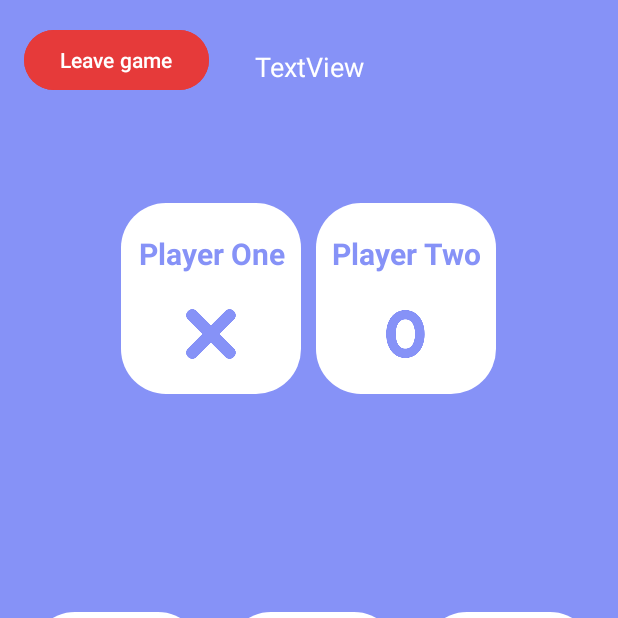
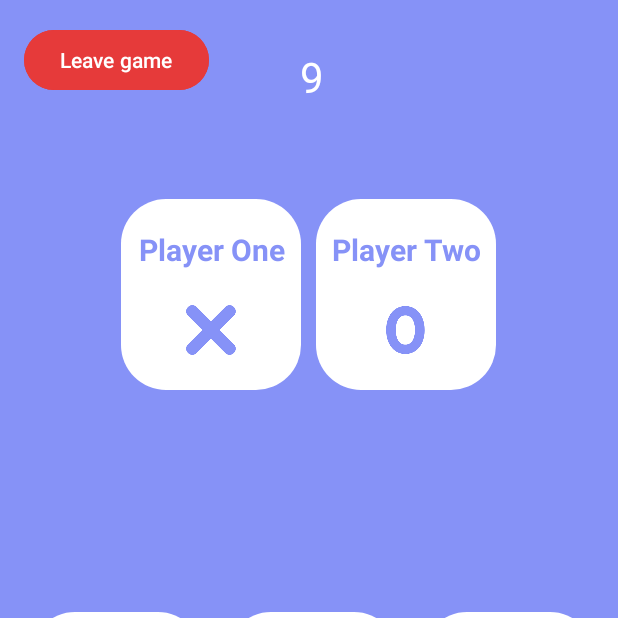
Before and after one commit to adrimr02/TableroTotal, an Android app: the TicTacToeActivity screen opened directly, with no data from a screen before it, on a phone screen of 412 x 824 dp, the top half of it. Run offline under Robolectric (Android 15) with nearby library versions, the light colour scheme and no system bars; 8 statements that could not run were skipped.

Commit message:
Terminado Tres en raya

```diff
--- a/app/src/main/java/com/japco/tablerototal/Constants.java
+++ b/app/src/main/java/com/japco/tablerototal/Constants.java
@@ -3,8 +3,8 @@ package com.japco.tablerototal;
 public class Constants {
     public static final String[] GAMES = new String[] { "rock_paper_scissors", "tic_tac_toe", "even_odd" };
     public static final String USERNAME_EXTRA = "username";
-//    public static final String SERVER_URL = BuildConfig.SERVER_URL;
-    public static final String SERVER_URL = "https://wws0z5kh-3000.uks1.devtunnels.ms/L";
+    public static final String SERVER_URL = BuildConfig.SERVER_URL;
+//    public static final String SERVER_URL = "https://wws0z5kh-3000.uks1.devtunnels.ms/L";
     public static final String STATUS_OK = "ok";
     public static final String STATUS_ERROR = "error";
     public static final String NOT_ENOUGHT_PLAYERS = "not_enough_players";
@@ -25,6 +25,7 @@ public class Constants {
         public static final String MARK_AS_READY = "mark_as_ready";
         public static final String MOVE = "move";
 
+        public static final String CLIENT_READY = "client_ready";
     }
 
     public static final class ServerEvents {
--- a/app/src/main/java/com/japco/tablerototal/JoinGameActivity.java
+++ b/app/src/main/java/com/japco/tablerototal/JoinGameActivity.java
@@ -102,8 +102,6 @@ public class JoinGameActivity extends AppCompatActivity {
                 runOnUiThread(() -> Dialogs.showInfoDialog(JoinGameActivity.this,
                         R.string.join_error_message, (DialogInterface dialog, int id) -> {
                     dialog.dismiss();
-                    Intent intent = new Intent(JoinGameActivity.this, MainActivity.class);
-                    startActivity(intent);
                 }));
             } else {
                 enterGameView(game, roomCode);
--- a/app/src/main/java/com/japco/tablerototal/TicTacToeActivity.java
+++ b/app/src/main/java/com/japco/tablerototal/TicTacToeActivity.java
@@ -1,11 +1,13 @@
 package com.japco.tablerototal;
 
+import android.app.usage.ConfigurationStats;
 import android.content.ComponentName;
 import android.content.Context;
 import android.content.Intent;
 import android.content.ServiceConnection;
 import android.os.Bundle;
 import android.os.IBinder;
+import android.widget.Button;
 import android.widget.ImageView;
 import android.widget.TextView;
 
@@ -25,10 +27,9 @@ import java.util.Optional;
 public class TicTacToeActivity extends AppCompatActivity {
 
     SocketService socketService;
-
-    TextView playerOneName;
-    TextView playerTwoName;
+    TextView[] playerNames = new TextView[2];
     TextView counter;
+    Button leaveBtn;
 
     Player[] players = new Player[2];
     ImageView[] boardImgs = new ImageView[9];
@@ -62,12 +63,19 @@ public class TicTacToeActivity extends AppCompatActivity {
         setContentView(R.layout.activity_tresenraya);
 
         findElements();
+
+        leaveBtn.setOnClickListener(v -> {
+            Intent intent = new Intent(this, MainActivity.class);
+            startActivity(intent);
+            finish();
+        });
     }
 
     private void findElements() {
-        playerOneName = findViewById(R.id.playerOneName);
-        playerTwoName = findViewById(R.id.playerTwoName);
+        playerNames[0]  = findViewById(R.id.playerOneName);
+        playerNames[1] = findViewById(R.id.playerTwoName);
         counter = findViewById(R.id.timeCounter);
+        leaveBtn = findViewById(R.id.buttonLeave);
 
         boardImgs[0] = findViewById(R.id.image1);
         boardImgs[1] = findViewById(R.id.image2);
@@ -84,9 +92,9 @@ public class TicTacToeActivity extends AppCompatActivity {
         for (int i = 0; i < board.length; i++) {
             if (!hasTurn) {
                 boardImgs[i].setOnClickListener(null);
-                boardImgs[i].setForeground(AppCompatResources.getDrawable(this, R.drawable.deactivated_button));
+                boardImgs[i].setBackground(AppCompatResources.getDrawable(this, R.drawable.gray_box));
             } else {
-                boardImgs[i].setForeground(null);
+                boardImgs[i].setBackground(AppCompatResources.getDrawable(this, R.drawable.white_box));
                 if (board[i] == 0) {
                     int finalI = i;
                     JSONObject param = new JSONObject();
@@ -106,13 +114,13 @@ public class TicTacToeActivity extends AppCompatActivity {
             boardImgs[i].setOnClickListener(null);
             switch (board[i]) {
                 case 1:
-                    boardImgs[i].setBackground(AppCompatResources.getDrawable(this, R.drawable.xtrs));
+                    boardImgs[i].setForeground(AppCompatResources.getDrawable(this, R.drawable.xtrs));
                     break;
                 case 2:
-                    boardImgs[i].setBackground(AppCompatResources.getDrawable(this, R.drawable.circulo));
+                    boardImgs[i].setForeground(AppCompatResources.getDrawable(this, R.drawable.circulo));
                     break;
                 default:
-                    boardImgs[i].setBackground(AppCompatResources.getDrawable(this, R.drawable.white_box));
+                    boardImgs[i].setForeground(null);
                     break;
             }
         }
@@ -133,13 +141,17 @@ public class TicTacToeActivity extends AppCompatActivity {
         socketService.getSocket().off(Constants.ServerEvents.SHOW_INITIAL_INFO);
         socketService.getSocket().off(Constants.ServerEvents.NEXT_TURN);
         socketService.getSocket().off(Constants.ServerEvents.FINISH_GAME);
+
+        // Se elimina el show_time de la sala de espera
+        socketService.getSocket().off(Constants.ServerEvents.SHOW_TIME);
+
         socketService.getSocket().off(Constants.ServerEvents.SHOW_TIME);
         socketService.getSocket().off(Constants.ServerEvents.SHOW_TURN_RESULTS);
         unbindService(connection);
     }
 
     private void addSocketListeners() {
-        System.out.println("Initializing listeners");
+        System.out.println("Initializing TTT game listeners");
         socketService.getSocket().on(Constants.ServerEvents.SHOW_INITIAL_INFO, args -> {
             System.out.println(args[0]);
             try {
@@ -154,8 +166,8 @@ public class TicTacToeActivity extends AppCompatActivity {
                 }
                 runOnUiThread(() -> {
                     if (playersArray.length() >= 2) {
-                        playerOneName.setText(players[0].username);
-                        playerTwoName.setText(players[1].username);
+                        playerNames[0].setText(players[0].username);
+                        playerNames[1].setText(players[1].username);
                     }
                     paintBoard();
                 });
@@ -169,6 +181,13 @@ public class TicTacToeActivity extends AppCompatActivity {
             try {
                 String nextPlayer = ((JSONObject) args[0]).getJSONArray(Constants.Keys.PLAYERS).getJSONObject(0).getString(Constants.Keys.ID);
                 System.out.println("Siguiente turno: " + nextPlayer);
+                for (Player p : players) {
+                    if (p.getId().equals(nextPlayer)) {
+                        runOnUiThread(() -> {
+
+                        });
+                    }
+                }
                 if (userId.equals(nextPlayer)) {
                     this.hasTurn = true;
                     runOnUiThread(() -> Dialogs.showInfoDialog(this, "Tienes el turno", (dialog, ignore) -> {
@@ -221,6 +240,9 @@ public class TicTacToeActivity extends AppCompatActivity {
             JSONObject results = ((JSONObject) args[0]);
             runOnUiThread(() -> showFinishGame(results));
         });
+
+        // Notify server when client is ready
+        socketService.getSocket().emit(Constants.ClientEvents.CLIENT_READY);
     }
 
     private void showFinishGame(JSONObject results) {
--- a/app/src/main/java/com/japco/tablerototal/WaitingRoomActivity.java
+++ b/app/src/main/java/com/japco/tablerototal/WaitingRoomActivity.java
@@ -143,7 +143,7 @@ public class WaitingRoomActivity extends AppCompatActivity {
     @Override
     protected void onStop() {
         super.onStop();
-        socketService.getSocket().off(Constants.ServerEvents.SHOW_TIME);
+        System.out.println("Removing WR listeners");
         socketService.getSocket().off(Constants.ServerEvents.SHOW_PLAYERS_WAITING);
         socketService.getSocket().off(Constants.ClientEvents.MARK_AS_READY);
         socketService.getSocket().off(Constants.ServerEvents.START_GAME);
@@ -189,9 +189,9 @@ public class WaitingRoomActivity extends AppCompatActivity {
 
                     String state;
                     if(obj.getString("readyState").equals(Constants.READY))
-                        state = "Ready";
+                        state = getString(R.string.ready);
                     else
-                        state = "Not Ready";
+                        state = getString(R.string.not_ready);
 
                     connectedUsers.add(new User(obj.getString("username"),
                             state, null));
--- /dev/null
+++ b/app/src/main/res/drawable/gray_box.xml
@@ -0,0 +1,10 @@
+<?xml version="1.0" encoding="utf-8"?>
+<shape xmlns:android="http://schemas.android.com/apk/res/android"
+    android:shape="rectangle">
+
+    <solid
+        android:color="@color/gray"/>
+    <corners
+        android:radius="30dp"/>
+
+</shape>
--- a/app/src/main/res/layout/activity_join_game.xml
+++ b/app/src/main/res/layout/activity_join_game.xml
@@ -4,7 +4,7 @@
     xmlns:tools="http://schemas.android.com/tools"
     android:layout_width="match_parent"
     android:layout_height="match_parent"
-    android:background="@color/light_blue_900"
+    android:background="@drawable/custom_background"
     tools:context=".JoinGameActivity">
 
     <EditText
@@ -43,10 +43,10 @@
         android:layout_height="wrap_content"
         android:layout_marginTop="48dp"
         android:background="@drawable/custom_botoncreate"
-        app:backgroundTint="@null"
         android:text="@string/join_game"
         android:textColor="@color/white"
         android:textSize="20sp"
+        app:backgroundTint="@null"
         app:layout_constraintEnd_toEndOf="parent"
         app:layout_constraintHorizontal_bias="0.792"
         app:layout_constraintStart_toStartOf="parent"
--- a/app/src/main/res/layout/activity_tresenraya.xml
+++ b/app/src/main/res/layout/activity_tresenraya.xml
@@ -17,6 +17,7 @@
         android:layout_marginTop="16dp"
         android:backgroundTint="@color/danger"
         android:text="@string/button_leave"
+        android:translationZ="90dp"
         app:layout_constraintStart_toStartOf="parent"
         app:layout_constraintTop_toTopOf="parent" />
 
@@ -24,18 +25,21 @@
         android:id="@+id/timeCounter"
         android:layout_width="wrap_content"
         android:layout_height="wrap_content"
-        android:layout_marginStart="170dp"
+        android:layout_marginStart="200dp"
         android:layout_marginTop="32dp"
-        android:text="TextView"
+        android:text="9"
+        android:textAlignment="center"
         android:textColor="@color/white"
-        android:textSize="18sp" />
+        android:textSize="28sp" />
 
     <LinearLayout
         android:layout_width="match_parent"
         android:layout_height="wrap_content"
-        android:gravity="center"
         android:layout_above="@id/container"
         android:layout_alignParentTop="true"
+        android:layout_marginTop="-2dp"
+        android:layout_marginBottom="3dp"
+        android:gravity="center"
         android:orientation="horizontal">
 
         <LinearLayout
--- a/app/src/main/res/layout/activity_waiting_room.xml
+++ b/app/src/main/res/layout/activity_waiting_room.xml
@@ -4,7 +4,7 @@
     xmlns:tools="http://schemas.android.com/tools"
     android:layout_width="match_parent"
     android:layout_height="match_parent"
-    android:background="@color/main_bg"
+    android:background="@drawable/custom_background"
     tools:context=".WaitingRoomActivity">
 
     <Button
@@ -95,8 +95,8 @@
         android:layout_height="wrap_content"
         android:fontFamily="sans-serif-black"
         android:text="@string/code"
-        android:textColor="#B88938"
-        android:textSize="24sp"
+        android:textColor="@color/white"
+        android:textSize="26sp"
         app:layout_constraintBottom_toTopOf="@+id/txContador"
         app:layout_constraintEnd_toStartOf="@+id/fabCompartir"
         app:layout_constraintHorizontal_bias="0.896"
--- a/app/src/main/res/values/colors.xml
+++ b/app/src/main/res/values/colors.xml
@@ -12,4 +12,5 @@
     <color name="btn_on">#FF0288d1</color>
     <color name="btn_off">#FF40C4FF</color>
     <color name="lavender">#8692f7</color>
+    <color name="gray">#FF999999</color>
 </resources>
```
